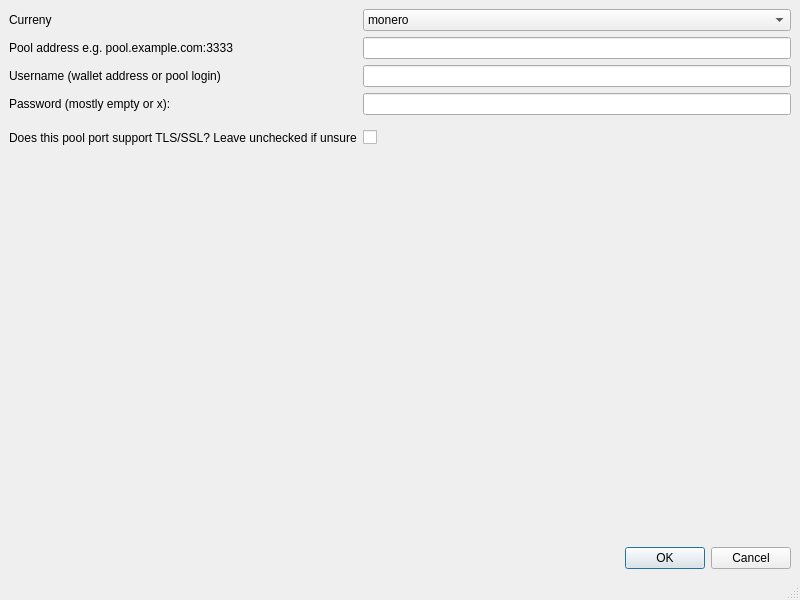
Qt form DonationMining/src/MainWindow.ui (jondef/MiningForHumanity) before a commit.
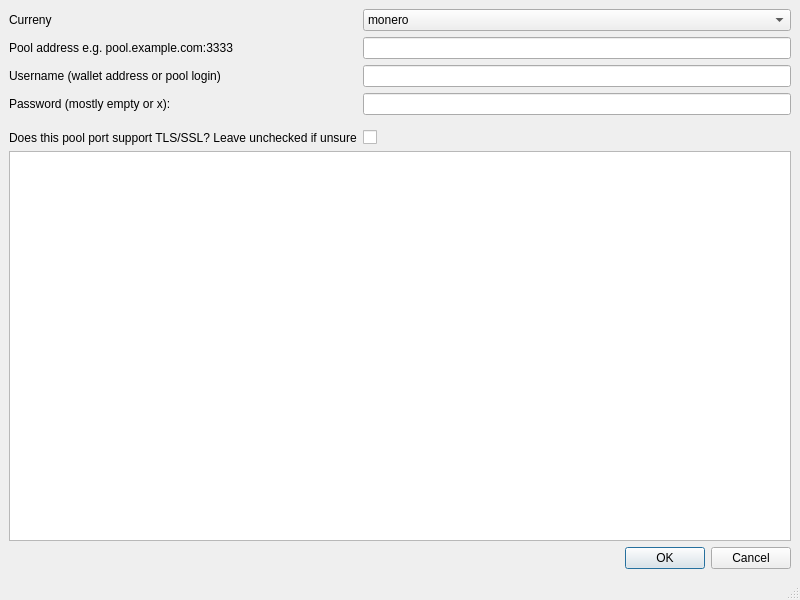
The same form after that commit.

Commit message: basic functionality with gui and parameters

Patch:
```diff
--- a/DonationMining/src/MainWindow.ui
+++ b/DonationMining/src/MainWindow.ui
@@ -15,7 +15,7 @@
   </property>
   <widget class="QWidget" name="centralwidget">
    <layout class="QGridLayout" name="gridLayout">
-       <item row="1" column="0">
+    <item row="2" column="0">
            <widget class="QDialogButtonBox" name="buttonBox">
                <property name="standardButtons">
                    <set>QDialogButtonBox::Cancel|QDialogButtonBox::Ok</set>
@@ -89,6 +89,9 @@
                </item>
            </layout>
        </item>
+    <item row="1" column="0">
+     <widget class="QPlainTextEdit" name="plainTextEdit"/>
+    </item>
    </layout>
   </widget>
   <widget class="QMenuBar" name="menubar">
```
Lines whose indentation alone changed are shown as unchanged. The commit also changes 5 other files.
